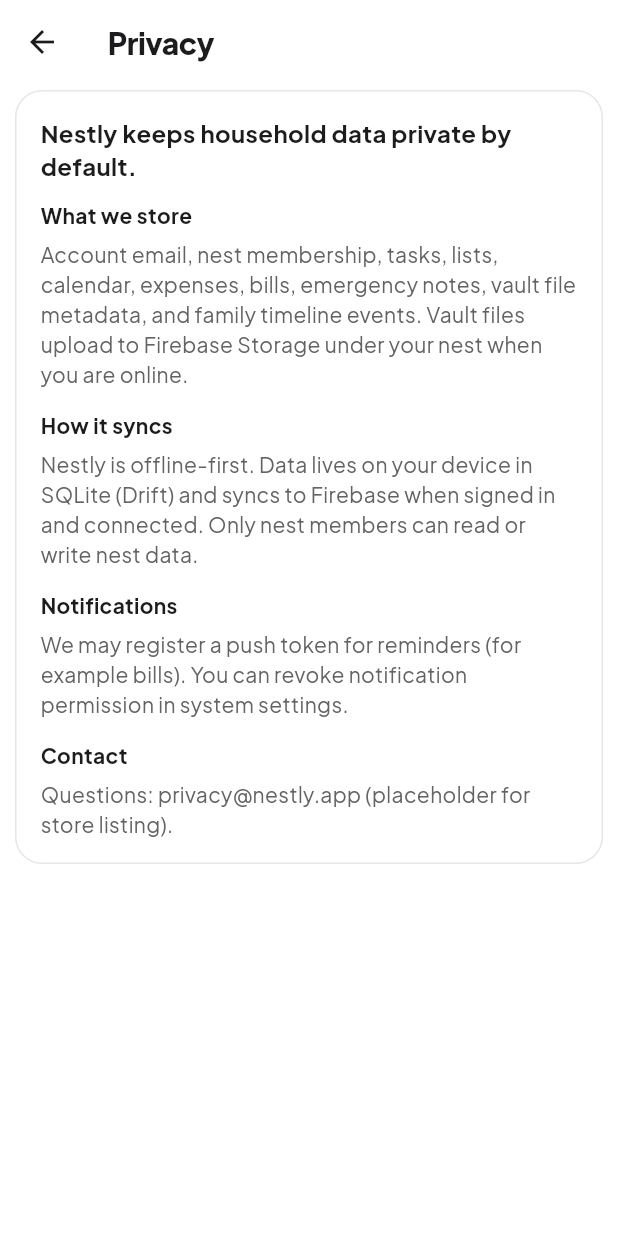
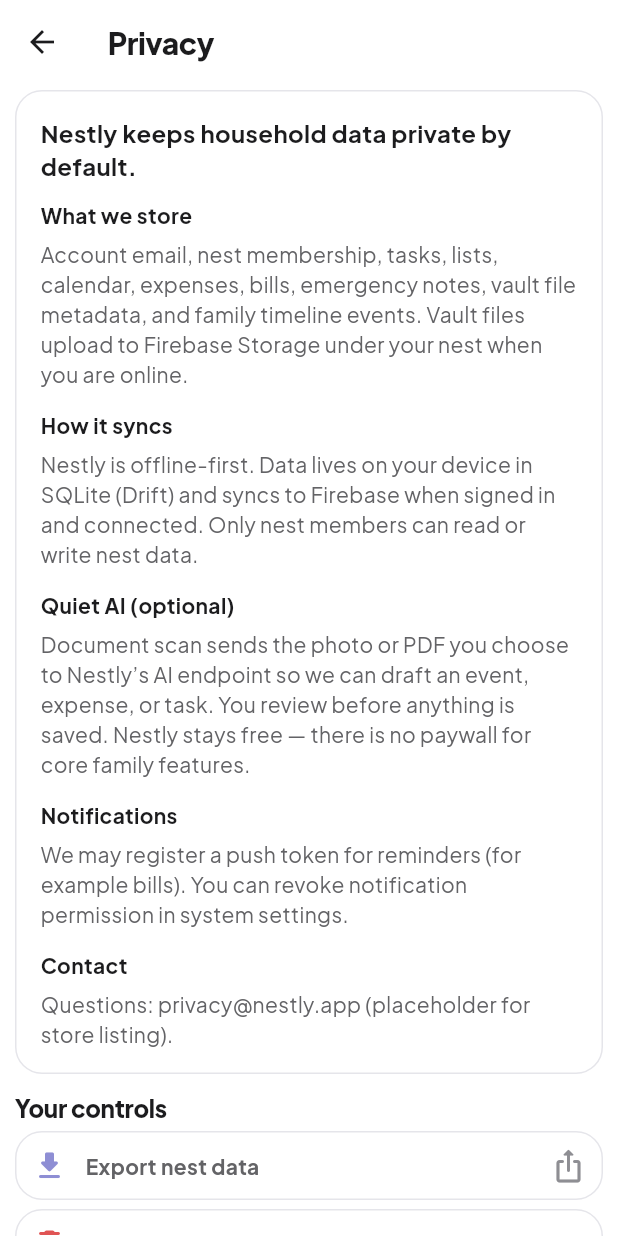
Before and after one commit to kamranibrahim/nestly, a Flutter app: the PrivacyScreen screen opened directly, on a phone screen of 412 x 824 dp. Run offline on Flutter 3.47's test engine with Material 3 defaults, Android fonts, the phone set to English and light mode, and no system bars; our stand-ins replace cloud_firestore, drift, drift_flutter, file_picker, firebase_auth, firebase_core and 7 more; accounts and stored records are empty; generated files the repository leaves out were written again.

Commit message:
Add nest export/delete privacy controls for free soft launch.
Ship store-ready data rights without a paywall: shareable JSON export, account deletion, clearer document-scan errors, and an updated closed-testing checklist.

Co-authored-by: Cursor <cursoragent@cursor.com>

```diff
--- a/lib/data/document_ai_service.dart
+++ b/lib/data/document_ai_service.dart
@@ -101,7 +101,9 @@ class DocumentAiService {
       return Uri.parse('$site/api/parse-document');
     }
     throw StateError(
-      'Set NESTLY_SITE_URL or NESTLY_AI_URL so Nestly can reach the AI API.',
+      'Document scan is not configured yet. Deploy Nestly to Netlify, '
+      'enable AI Gateway, then run with '
+      '--dart-define=NESTLY_SITE_URL=https://YOUR-SITE.netlify.app',
     );
   }
 
@@ -116,12 +118,20 @@ class DocumentAiService {
     }
     final token = await user.getIdToken();
     if (token == null || token.isEmpty) {
-      throw StateError('Could not get auth token.');
+      throw StateError('Could not get auth token. Try signing in again.');
     }
 
+    late final Uri endpoint;
+    try {
+      endpoint = _endpoint;
+    } catch (e) {
+      throw StateError('$e');
+    }
+
+    try {
       final response = await _client
           .post(
-          _endpoint,
+            endpoint,
             headers: {
               'Content-Type': 'application/json',
               'Authorization': 'Bearer $token',
@@ -147,5 +157,13 @@ class DocumentAiService {
         throw StateError('Unexpected AI response');
       }
       return DocumentDraft.fromJson(Map<String, dynamic>.from(draftJson));
+    } on StateError {
+      rethrow;
+    } catch (e) {
+      throw StateError(
+        'Could not reach the scan service. Check your connection '
+        'and NESTLY_SITE_URL, then try again.',
+      );
     }
   }
+}
--- a/lib/screens/privacy_screen.dart
+++ b/lib/screens/privacy_screen.dart
@@ -1,11 +1,85 @@
 import 'package:flutter/material.dart';
+import 'package:flutter_riverpod/flutter_riverpod.dart';
 
+import '../data/db/app_database.dart';
+import '../data/nest_privacy_service.dart';
 import '../theme/app_colors.dart';
 import '../widgets/common.dart';
 
+final nestPrivacyServiceProvider = Provider<NestPrivacyService>((ref) {
+  return NestPrivacyService(ref.watch(databaseProvider));
+});
+
 /// In-app privacy summary for store closed testing / review.
-class PrivacyScreen extends StatelessWidget {
+class PrivacyScreen extends ConsumerStatefulWidget {
   const PrivacyScreen({super.key});
+
+  @override
+  ConsumerState<PrivacyScreen> createState() => _PrivacyScreenState();
+}
+
+class _PrivacyScreenState extends ConsumerState<PrivacyScreen> {
+  bool _busy = false;
+
+  Future<void> _export() async {
+    setState(() => _busy = true);
+    try {
+      await ref.read(nestPrivacyServiceProvider).shareExport();
+      if (!mounted) return;
+      ScaffoldMessenger.of(context).showSnackBar(
+        const SnackBar(content: Text('Export ready to share')),
+      );
+    } catch (e) {
+      if (!mounted) return;
+      ScaffoldMessenger.of(context).showSnackBar(
+        SnackBar(content: Text('Export failed: $e')),
+      );
+    } finally {
+      if (mounted) setState(() => _busy = false);
+    }
+  }
+
+  Future<void> _deleteAccount() async {
+    final confirmed = await showDialog<bool>(
+      context: context,
+      builder: (context) => AlertDialog(
+        title: const Text('Delete account?'),
+        content: const Text(
+          'This removes you from your nest, deletes your Nestly account, '
+          'and clears data on this device. Other family members keep the nest. '
+          'This cannot be undone.',
+        ),
+        actions: [
+          TextButton(
+            onPressed: () => Navigator.pop(context, false),
+            child: const Text('Cancel'),
+          ),
+          FilledButton(
+            onPressed: () => Navigator.pop(context, true),
+            style: FilledButton.styleFrom(backgroundColor: AppColors.danger),
+            child: const Text('Delete'),
+          ),
+        ],
+      ),
+    );
+    if (confirmed != true) return;
+
+    setState(() => _busy = true);
+    try {
+      await ref.read(nestPrivacyServiceProvider).deleteAccount();
+      if (!mounted) return;
+      ScaffoldMessenger.of(context).showSnackBar(
+        const SnackBar(content: Text('Account deleted')),
+      );
+    } catch (e) {
+      if (!mounted) return;
+      ScaffoldMessenger.of(context).showSnackBar(
+        SnackBar(content: Text('$e')),
+      );
+    } finally {
+      if (mounted) setState(() => _busy = false);
+    }
+  }
 
   @override
   Widget build(BuildContext context) {
@@ -14,8 +88,8 @@ class PrivacyScreen extends StatelessWidget {
       appBar: AppBar(title: const Text('Privacy')),
       body: ListView(
         padding: const EdgeInsets.fromLTRB(10, 4, 10, 24),
-        children: const [
-          NestCard(
+        children: [
+          const NestCard(
             padding: EdgeInsets.all(16),
             child: Column(
               crossAxisAlignment: CrossAxisAlignment.start,
@@ -67,6 +141,25 @@ class PrivacyScreen extends StatelessWidget {
                 ),
                 SizedBox(height: 14),
                 Text(
+                  'Quiet AI (optional)',
+                  style: TextStyle(
+                    fontWeight: FontWeight.w700,
+                    color: AppColors.ink,
+                  ),
+                ),
+                SizedBox(height: 6),
+                Text(
+                  'Document scan sends the photo or PDF you choose to Nestly’s '
+                  'AI endpoint so we can draft an event, expense, or task. '
+                  'You review before anything is saved. Nestly stays free — '
+                  'there is no paywall for core family features.',
+                  style: TextStyle(
+                    color: AppColors.inkSecondary,
+                    height: 1.45,
+                  ),
+                ),
+                SizedBox(height: 14),
+                Text(
                   'Notifications',
                   style: TextStyle(
                     fontWeight: FontWeight.w700,
@@ -101,6 +194,53 @@ class PrivacyScreen extends StatelessWidget {
               ],
             ),
           ),
+          const SizedBox(height: 10),
+          const SectionLabel('Your controls'),
+          NestCard(
+            onTap: _busy ? null : _export,
+            child: Row(
+              children: [
+                const Icon(Icons.download_rounded, color: AppColors.accentDeep),
+                const SizedBox(width: 12),
+                const Expanded(
+                  child: Text(
+                    'Export nest data',
+                    style: TextStyle(fontWeight: FontWeight.w700),
+                  ),
+                ),
+                if (_busy)
+                  const SizedBox(
+                    width: 18,
+                    height: 18,
+                    child: CircularProgressIndicator(strokeWidth: 2),
+                  )
+                else
+                  const Icon(
+                    Icons.ios_share_rounded,
+                    color: AppColors.inkMuted,
+                  ),
+              ],
+            ),
+          ),
+          const SizedBox(height: 6),
+          NestCard(
+            onTap: _busy ? null : _deleteAccount,
+            child: const Row(
+              children: [
+                Icon(Icons.delete_forever_rounded, color: AppColors.danger),
+                SizedBox(width: 12),
+                Expanded(
+                  child: Text(
+                    'Delete account',
+                    style: TextStyle(
+                      fontWeight: FontWeight.w700,
+                      color: AppColors.danger,
+                    ),
+                  ),
+                ),
+              ],
+            ),
+          ),
         ],
       ),
     );
--- a/pubspec.yaml
+++ b/pubspec.yaml
@@ -51,6 +51,7 @@ dependencies:
   file_picker: ^11.0.2
   path: ^1.9.1
   http: ^1.6.0
+  share_plus: ^12.0.2
 
 dev_dependencies:
   flutter_test:
```
Also changed, not shown: lib/data/nest_privacy_service.dart (added, +129 -0 lines), lib/screens/more_screen.dart (+11 -1 lines), pubspec.lock, 1 other file. Lines whose indentation alone changed are shown as unchanged.
